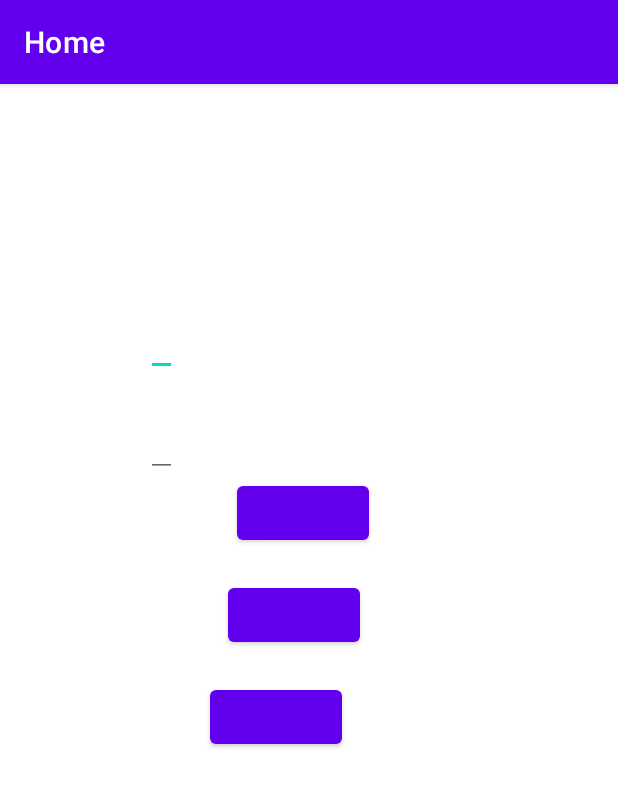
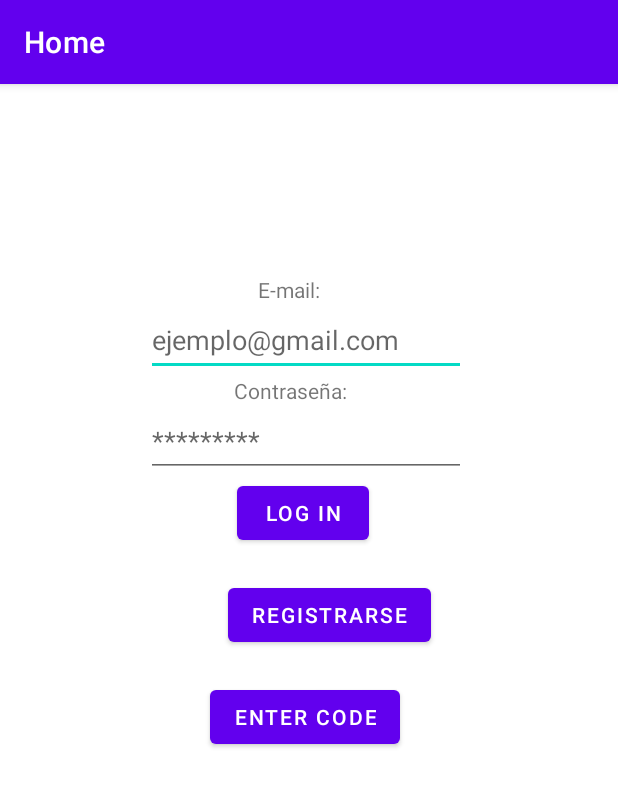
Before and after one commit to nataliaacaipa/E-Parte, an Android app: the screen it shows after launch (Home), on a phone screen of 412 x 824 dp. Shown: the top 787 px of the screen. Run offline under Robolectric (Android 15) with nearby library versions, the phone set to English and light mode, and no system bars.

Commit message:
Cambio  de idioma

```diff
--- a/app/src/main/res/layout/activity_home.xml
+++ b/app/src/main/res/layout/activity_home.xml
@@ -12,6 +12,7 @@
         android:layout_height="wrap_content"
         android:layout_marginStart="172dp"
         android:layout_marginTop="127dp"
+        android:text="@string/textoHomeMail"
         app:layout_constraintStart_toStartOf="parent"
         app:layout_constraintTop_toTopOf="parent" />
 
@@ -21,6 +22,8 @@
         android:layout_height="wrap_content"
         android:layout_marginStart="97dp"
         android:autofillHints=""
+        android:ems="10"
+        android:hint="@string/placeHolderMail"
         android:inputType="textPersonName"
         android:minHeight="48dp"
         app:layout_constraintStart_toStartOf="parent"
@@ -32,6 +35,7 @@
         android:layout_width="wrap_content"
         android:layout_height="wrap_content"
         android:layout_marginStart="156dp"
+        android:text="@string/textViewPasswordHome"
         app:layout_constraintStart_toStartOf="parent"
         app:layout_constraintTop_toBottomOf="@+id/editTextTextPersonName" />
 
@@ -40,6 +44,8 @@
         android:layout_width="wrap_content"
         android:layout_height="wrap_content"
         android:layout_marginStart="97dp"
+        android:ems="10"
+        android:hint="@string/passwordHomeHint"
         android:inputType="textPersonName"
         android:minHeight="48dp"
         app:layout_constraintStart_toStartOf="parent"
@@ -51,6 +57,7 @@
         android:layout_width="wrap_content"
         android:layout_height="wrap_content"
         android:layout_marginStart="158dp"
+        android:text="@string/logInButtonText"
         app:layout_constraintStart_toStartOf="parent"
         app:layout_constraintTop_toBottomOf="@+id/editTextTextPersonName2"
         android:onClick="onClick"/>
@@ -61,6 +68,7 @@
         android:layout_height="wrap_content"
         android:layout_marginStart="152dp"
         android:layout_marginTop="20dp"
+        android:text="@string/registerButtonHomeText"
         app:layout_constraintStart_toStartOf="parent"
         app:layout_constraintTop_toBottomOf="@+id/button"
         android:onClick="onClick"/>
@@ -71,6 +79,7 @@
         android:layout_height="wrap_content"
         android:layout_marginStart="140dp"
         android:layout_marginTop="20dp"
+        android:text="@string/guestButtonHomeText"
         app:layout_constraintStart_toStartOf="parent"
         app:layout_constraintTop_toBottomOf="@+id/button2"
         android:onClick="onClick"/>
```
